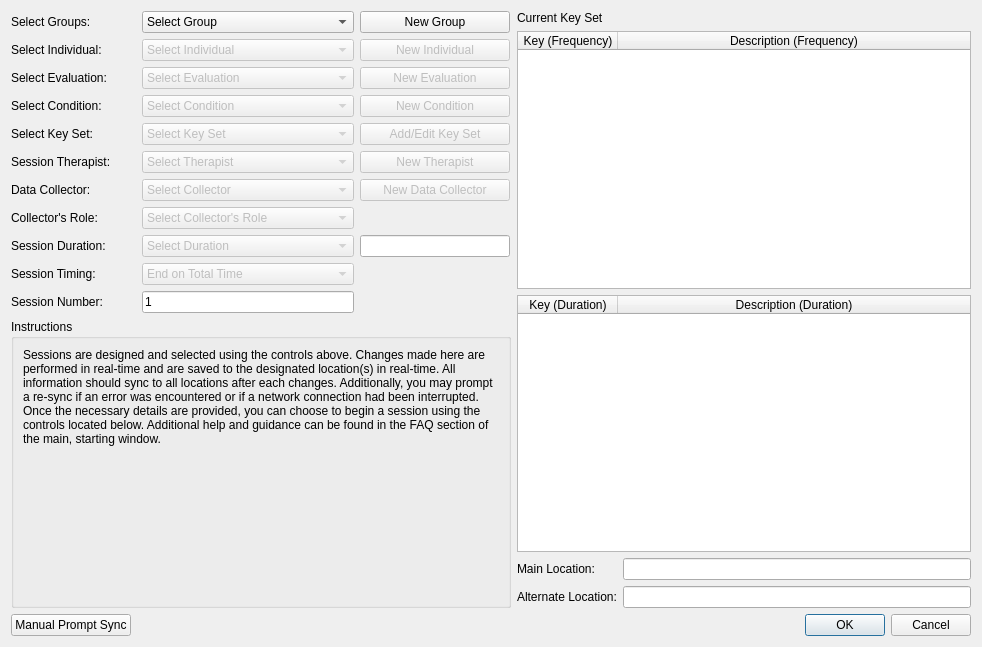
Before: the Qt Designer form sessionwindow.ui in miyamot0/DataTracker3, drawn with Qt 5.
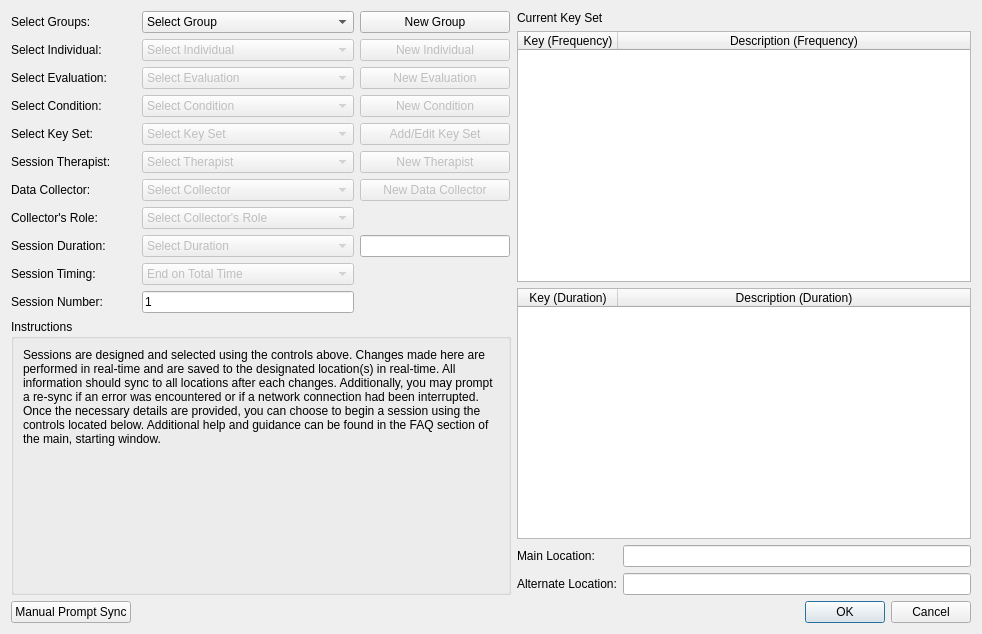
After: the same form once the commit is applied.

```diff
--- a/sessionwindow.ui
+++ b/sessionwindow.ui
@@ -7,7 +7,7 @@
     <x>0</x>
     <y>0</y>
     <width>982</width>
-    <height>647</height>
+    <height>634</height>
    </rect>
   </property>
   <property name="windowTitle">
```
Left out of the diff: 41 changed lines with no effect on the pictures.
